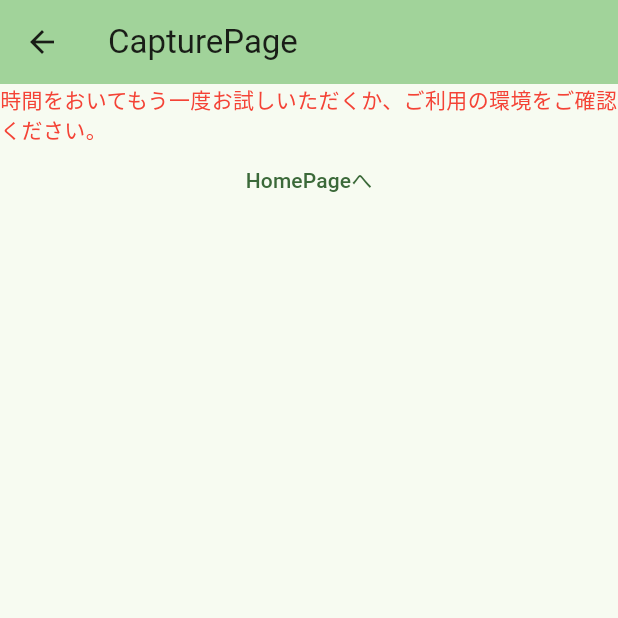
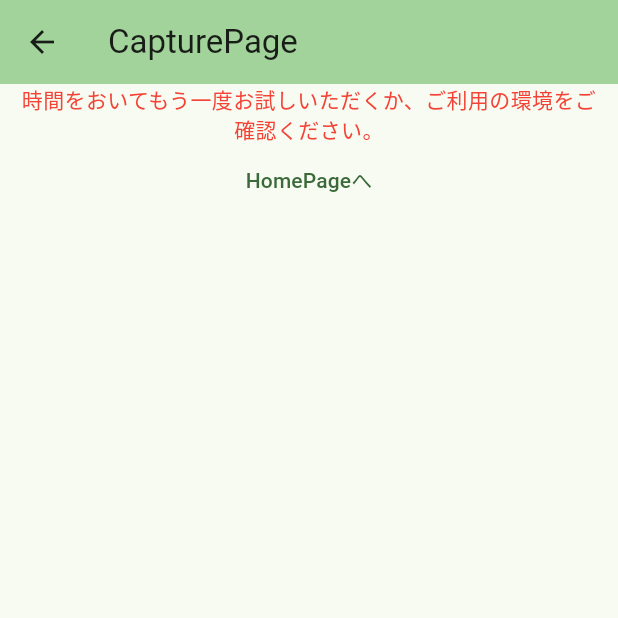
Before and after one commit to OtaTeruya/app_d, a Flutter app: the CaptureResult screen opened directly with empty values, on a phone screen of 412 x 824 dp, the top half of it. Run offline on Flutter 3.47's test engine with Material 3 defaults, Android fonts, the phone set to English and light mode, and no system bars; our stand-ins replace animated_text_kit, camera, flutter_dotenv, gap, go_router, google_generative_ai and 3 more; accounts and stored records are empty; Roboto replaces fonts that are missing (Rounded).

Commit message:
レイアウト修正

```diff
--- a/lib/capturePage/view/capture_result.dart
+++ b/lib/capturePage/view/capture_result.dart
@@ -147,9 +147,13 @@ class _CaptureResultState extends State<CaptureResult> {
               : Center(
                 child: Column(
                   children: [
-                    Text(
-                      '時間をおいてもう一度お試しいただくか、ご利用の環境をご確認ください。',
-                      style: TextStyle(color: Colors.red),
+                    Padding(
+                      padding: const EdgeInsets.symmetric(horizontal: 12),
+                      child: Text(
+                        '時間をおいてもう一度お試しいただくか、ご利用の環境をご確認ください。',
+                        style: TextStyle(color: Colors.red),
+                        textAlign: TextAlign.center,
+                      ),
                     ),
                     TextButton(
                       onPressed: () => context.go('/homePage'),
```
